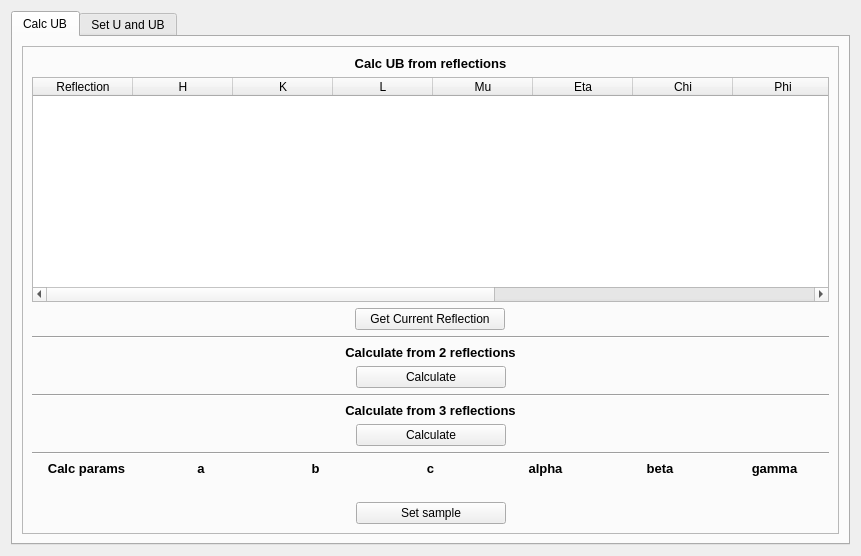
Old version of the form gui/ub.ui in the repository HugoValim/DAF.
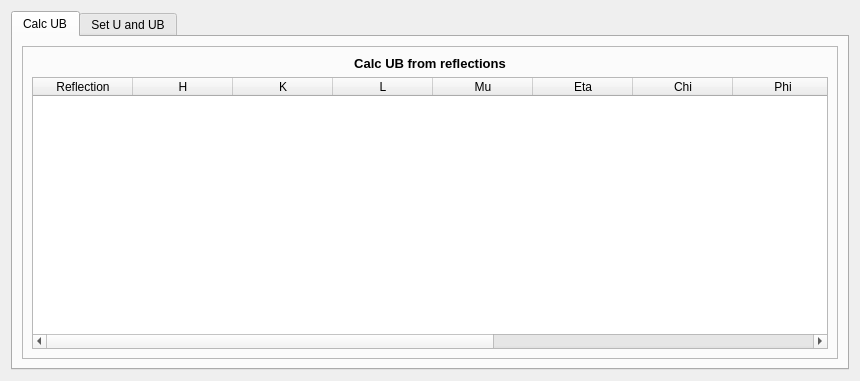
New version of the form.

Commit message: Upgraded UB UI

Diff of the .ui file:
```diff
--- a/gui/ub.ui
+++ b/gui/ub.ui
@@ -6,8 +6,8 @@
    <rect>
     <x>0</x>
     <y>0</y>
-    <width>861</width>
-    <height>556</height>
+    <width>860</width>
+    <height>381</height>
    </rect>
   </property>
   <property name="windowTitle">
@@ -133,449 +133,6 @@
             </item>
            </layout>
           </item>
-          <item>
-           <layout class="QHBoxLayout" name="horizontalLayout">
-            <item>
-             <widget class="QPushButton" name="pushButton_refs_save">
-              <property name="minimumSize">
-               <size>
-                <width>150</width>
-                <height>0</height>
-               </size>
-              </property>
-              <property name="maximumSize">
-               <size>
-                <width>150</width>
-                <height>16777215</height>
-               </size>
-              </property>
-              <property name="text">
-               <string>Get Current Reflection</string>
-              </property>
-             </widget>
-            </item>
-           </layout>
-          </item>
-          <item>
-           <widget class="Line" name="line">
-            <property name="orientation">
-             <enum>Qt::Horizontal</enum>
-            </property>
-           </widget>
-          </item>
-          <item>
-           <layout class="QVBoxLayout" name="verticalLayout_7">
-            <item>
-             <widget class="QLabel" name="label_17">
-              <property name="font">
-               <font>
-                <pointsize>10</pointsize>
-                <weight>75</weight>
-                <bold>true</bold>
-               </font>
-              </property>
-              <property name="styleSheet">
-               <string notr="true"/>
-              </property>
-              <property name="text">
-               <string>Calculate from 2 reflections</string>
-              </property>
-              <property name="alignment">
-               <set>Qt::AlignCenter</set>
-              </property>
-             </widget>
-            </item>
-            <item>
-             <layout class="QGridLayout" name="gridLayout_6">
-              <property name="spacing">
-               <number>0</number>
-              </property>
-              <item row="0" column="1">
-               <widget class="QPushButton" name="pushButton_2_ref_calc">
-                <property name="minimumSize">
-                 <size>
-                  <width>150</width>
-                  <height>0</height>
-                 </size>
-                </property>
-                <property name="text">
-                 <string>Calculate</string>
-                </property>
-               </widget>
-              </item>
-              <item row="0" column="0">
-               <spacer name="horizontalSpacer_17">
-                <property name="orientation">
-                 <enum>Qt::Horizontal</enum>
-                </property>
-                <property name="sizeHint" stdset="0">
-                 <size>
-                  <width>40</width>
-                  <height>20</height>
-                 </size>
-                </property>
-               </spacer>
-              </item>
-              <item row="0" column="2">
-               <spacer name="horizontalSpacer_18">
-                <property name="orientation">
-                 <enum>Qt::Horizontal</enum>
-                </property>
-                <property name="sizeHint" stdset="0">
-                 <size>
-                  <width>40</width>
-                  <height>20</height>
-                 </size>
-                </property>
-               </spacer>
-              </item>
-             </layout>
-            </item>
-           </layout>
-          </item>
-          <item>
-           <widget class="Line" name="line_2">
-            <property name="orientation">
-             <enum>Qt::Horizontal</enum>
-            </property>
-           </widget>
-          </item>
-          <item>
-           <layout class="QVBoxLayout" name="verticalLayout_9">
-            <item>
-             <widget class="QLabel" name="label_19">
-              <property name="font">
-               <font>
-                <pointsize>10</pointsize>
-                <weight>75</weight>
-                <bold>true</bold>
-               </font>
-              </property>
-              <property name="styleSheet">
-               <string notr="true"/>
-              </property>
-              <property name="text">
-               <string>Calculate from 3 reflections</string>
-              </property>
-              <property name="alignment">
-               <set>Qt::AlignCenter</set>
-              </property>
-             </widget>
-            </item>
-            <item>
-             <layout class="QGridLayout" name="gridLayout_9">
-              <item row="0" column="1">
-               <widget class="QPushButton" name="pushButton_3_ref_calc">
-                <property name="minimumSize">
-                 <size>
-                  <width>150</width>
-                  <height>0</height>
-                 </size>
-                </property>
-                <property name="text">
-                 <string>Calculate</string>
-                </property>
-               </widget>
-              </item>
-              <item row="0" column="0">
-               <spacer name="horizontalSpacer_13">
-                <property name="orientation">
-                 <enum>Qt::Horizontal</enum>
-                </property>
-                <property name="sizeHint" stdset="0">
-                 <size>
-                  <width>40</width>
-                  <height>20</height>
-                 </size>
-                </property>
-               </spacer>
-              </item>
-              <item row="0" column="2">
-               <spacer name="horizontalSpacer_14">
-                <property name="orientation">
-                 <enum>Qt::Horizontal</enum>
-                </property>
-                <property name="sizeHint" stdset="0">
-                 <size>
-                  <width>40</width>
-                  <height>20</height>
-                 </size>
-                </property>
-               </spacer>
-              </item>
-             </layout>
-            </item>
-           </layout>
-          </item>
-          <item>
-           <widget class="Line" name="line_4">
-            <property name="orientation">
-             <enum>Qt::Horizontal</enum>
-            </property>
-           </widget>
-          </item>
-          <item>
-           <layout class="QGridLayout" name="gridLayout_7">
-            <item row="1" column="1">
-             <widget class="QLabel" name="label_a">
-              <property name="font">
-               <font>
-                <pointsize>9</pointsize>
-               </font>
-              </property>
-              <property name="text">
-               <string/>
-              </property>
-              <property name="alignment">
-               <set>Qt::AlignCenter</set>
-              </property>
-             </widget>
-            </item>
-            <item row="0" column="1">
-             <widget class="QLabel" name="label_21">
-              <property name="font">
-               <font>
-                <pointsize>10</pointsize>
-                <weight>75</weight>
-                <bold>true</bold>
-               </font>
-              </property>
-              <property name="text">
-               <string>a</string>
-              </property>
-              <property name="alignment">
-               <set>Qt::AlignCenter</set>
-              </property>
-             </widget>
-            </item>
-            <item row="0" column="2">
-             <widget class="QLabel" name="label_22">
-              <property name="font">
-               <font>
-                <pointsize>10</pointsize>
-                <weight>75</weight>
-                <bold>true</bold>
-               </font>
-              </property>
-              <property name="text">
-               <string>b</string>
-              </property>
-              <property name="alignment">
-               <set>Qt::AlignCenter</set>
-              </property>
-             </widget>
-            </item>
-            <item row="1" column="2">
-             <widget class="QLabel" name="label_b">
-              <property name="font">
-               <font>
-                <pointsize>9</pointsize>
-               </font>
-              </property>
-              <property name="text">
-               <string/>
-              </property>
-              <property name="alignment">
-               <set>Qt::AlignCenter</set>
-              </property>
-             </widget>
-            </item>
-            <item row="0" column="3">
-             <widget class="QLabel" name="label_23">
-              <property name="font">
-               <font>
-                <pointsize>10</pointsize>
-                <weight>75</weight>
-                <bold>true</bold>
-               </font>
-              </property>
-              <property name="text">
-               <string>c</string>
-              </property>
-              <property name="alignment">
-               <set>Qt::AlignCenter</set>
-              </property>
-             </widget>
-            </item>
-            <item row="1" column="3">
-             <widget class="QLabel" name="label_c">
-              <property name="font">
-               <font>
-                <pointsize>9</pointsize>
-               </font>
-              </property>
-              <property name="text">
-               <string/>
-              </property>
-              <property name="alignment">
-               <set>Qt::AlignCenter</set>
-              </property>
-             </widget>
-            </item>
-            <item row="1" column="5">
-             <widget class="QLabel" name="label_beta">
-              <property name="font">
-               <font>
-                <pointsize>9</pointsize>
-               </font>
-              </property>
-              <property name="text">
-               <string/>
-              </property>
-              <property name="alignment">
-               <set>Qt::AlignCenter</set>
-              </property>
-             </widget>
-            </item>
-            <item row="0" column="0">
-             <widget class="QLabel" name="label_20">
-              <property name="font">
-               <font>
-                <pointsize>10</pointsize>
-                <weight>75</weight>
-                <bold>true</bold>
-               </font>
-              </property>
-              <property name="text">
-               <string>Calc params</string>
-              </property>
-              <property name="alignment">
-               <set>Qt::AlignCenter</set>
-              </property>
-             </widget>
-            </item>
-            <item row="1" column="4">
-             <widget class="QLabel" name="label_alpha">
-              <property name="font">
-               <font>
-                <pointsize>9</pointsize>
-               </font>
-              </property>
-              <property name="text">
-               <string/>
-              </property>
-              <property name="alignment">
-               <set>Qt::AlignCenter</set>
-              </property>
-             </widget>
-            </item>
-            <item row="0" column="5">
-             <widget class="QLabel" name="label_25">
-              <property name="font">
-               <font>
-                <pointsize>10</pointsize>
-                <weight>75</weight>
-                <bold>true</bold>
-               </font>
-              </property>
-              <property name="text">
-               <string>beta</string>
-              </property>
-              <property name="alignment">
-               <set>Qt::AlignCenter</set>
-              </property>
-             </widget>
-            </item>
-            <item row="0" column="4">
-             <widget class="QLabel" name="label_24">
-              <property name="font">
-               <font>
-                <pointsize>10</pointsize>
-                <weight>75</weight>
-                <bold>true</bold>
-               </font>
-              </property>
-              <property name="text">
-               <string>alpha</string>
-              </property>
-              <property name="alignment">
-               <set>Qt::AlignCenter</set>
-              </property>
-             </widget>
-            </item>
-            <item row="0" column="6">
-             <widget class="QLabel" name="label_26">
-              <property name="font">
-               <font>
-                <pointsize>10</pointsize>
-                <weight>75</weight>
-                <bold>true</bold>
-               </font>
-              </property>
-              <property name="text">
-               <string>gamma</string>
-              </property>
-              <property name="alignment">
-               <set>Qt::AlignCenter</set>
-              </property>
-             </widget>
-            </item>
-            <item row="1" column="6">
-             <widget class="QLabel" name="label_gamma">
-              <property name="font">
-               <font>
-                <pointsize>9</pointsize>
-               </font>
-              </property>
-              <property name="text">
-               <string/>
-              </property>
-              <property name="alignment">
-               <set>Qt::AlignCenter</set>
-              </property>
-             </widget>
-            </item>
-           </layout>
-          </item>
-          <item>
-           <layout class="QHBoxLayout" name="horizontalLayout_2">
-            <item>
-             <spacer name="horizontalSpacer_15">
-              <property name="orientation">
-               <enum>Qt::Horizontal</enum>
-              </property>
-              <property name="sizeHint" stdset="0">
-               <size>
-                <width>40</width>
-                <height>20</height>
-               </size>
-              </property>
-             </spacer>
-            </item>
-            <item>
-             <widget class="QPushButton" name="pushButton_sample">
-              <property name="minimumSize">
-               <size>
-                <width>150</width>
-                <height>0</height>
-               </size>
-              </property>
-              <property name="maximumSize">
-               <size>
-                <width>150</width>
-                <height>16777215</height>
-               </size>
-              </property>
-              <property name="text">
-               <string>Set sample</string>
-              </property>
-             </widget>
-            </item>
-            <item>
-             <spacer name="horizontalSpacer_16">
-              <property name="orientation">
-               <enum>Qt::Horizontal</enum>
-              </property>
-              <property name="sizeHint" stdset="0">
-               <size>
-                <width>40</width>
-                <height>20</height>
-               </size>
-              </property>
-             </spacer>
-            </item>
-           </layout>
-          </item>
          </layout>
         </widget>
        </item>
@@ -945,10 +502,10 @@
              </spacer>
             </item>
             <item row="1" column="1">
-             <widget class="QPushButton" name="pushButton_reset_u">
+             <widget class="QPushButton" name="pushButton_set_i">
               <property name="minimumSize">
                <size>
-                <width>150</width>
+                <width>0</width>
                 <height>0</height>
                </size>
               </property>
@@ -959,7 +516,7 @@
                </size>
               </property>
               <property name="text">
-               <string>Reset U</string>
+               <string>Set as I</string>
               </property>
              </widget>
             </item>
@@ -980,7 +537,7 @@
              <widget class="QPushButton" name="pushButton_set_u">
               <property name="minimumSize">
                <size>
-                <width>150</width>
+                <width>0</width>
                 <height>0</height>
                </size>
               </property>
@@ -1362,69 +919,11 @@
           </item>
           <item>
            <layout class="QGridLayout" name="gridLayout_4">
-            <item row="1" column="2">
-             <spacer name="horizontalSpacer_12">
-              <property name="orientation">
-               <enum>Qt::Horizontal</enum>
-              </property>
-              <property name="sizeHint" stdset="0">
-               <size>
-                <width>40</width>
-                <height>20</height>
-               </size>
-              </property>
-             </spacer>
-            </item>
-            <item row="0" column="0">
-             <spacer name="horizontalSpacer_9">
-              <property name="orientation">
-               <enum>Qt::Horizontal</enum>
-              </property>
-              <property name="sizeHint" stdset="0">
-               <size>
-                <width>40</width>
-                <height>20</height>
-               </size>
-              </property>
-             </spacer>
-            </item>
-            <item row="1" column="1">
-             <widget class="QPushButton" name="pushButton_reset_ub">
-              <property name="minimumSize">
-               <size>
-                <width>150</width>
-                <height>0</height>
-               </size>
-              </property>
-              <property name="maximumSize">
-               <size>
-                <width>150</width>
-                <height>16777215</height>
-               </size>
-              </property>
-              <property name="text">
-               <string>Reset UB</string>
-              </property>
-             </widget>
-            </item>
-            <item row="1" column="0">
-             <spacer name="horizontalSpacer_11">
-              <property name="orientation">
-               <enum>Qt::Horizontal</enum>
-              </property>
-              <property name="sizeHint" stdset="0">
-               <size>
-                <width>40</width>
-                <height>20</height>
-               </size>
-              </property>
-             </spacer>
-            </item>
             <item row="0" column="1">
              <widget class="QPushButton" name="pushButton_set_ub">
               <property name="minimumSize">
                <size>
-                <width>150</width>
+                <width>0</width>
                 <height>0</height>
                </size>
               </property>
@@ -1439,6 +938,19 @@
               </property>
              </widget>
             </item>
+            <item row="0" column="0">
+             <spacer name="horizontalSpacer_9">
+              <property name="orientation">
+               <enum>Qt::Horizontal</enum>
+              </property>
+              <property name="sizeHint" stdset="0">
+               <size>
+                <width>40</width>
+                <height>20</height>
+               </size>
+              </property>
+             </spacer>
+            </item>
             <item row="0" column="2">
              <spacer name="horizontalSpacer_10">
               <property name="orientation">
```
The commit also changes 1 other file.
